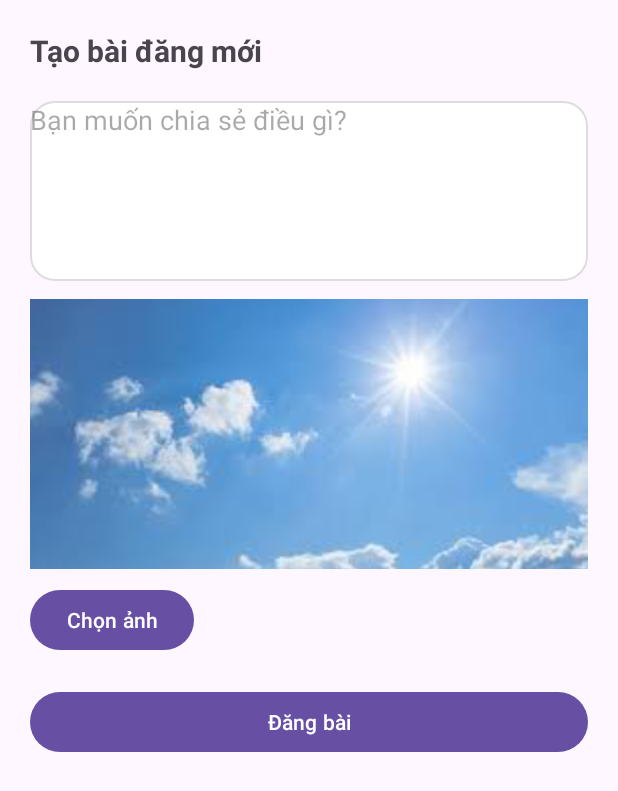
After one commit to PHai237/Android_BTL, an Android app: the NewPostActivity screen opened directly, with no data from a screen before it, on a phone screen of 412 x 824 dp. The commit adds this screen. Shown: the top 791 px of the screen. Run offline under Robolectric (Android 15) with nearby library versions, the light colour scheme and no system bars; our stand-ins replace Firebase (no records; nobody signed in at launch, a user with empty details on screens opened directly).

Commit message:
Working on NewPost Page

```diff
--- /dev/null
+++ b/ClubHub/app/src/main/java/com/example/clubhub/homepage/NewPostActivity.java
@@ -0,0 +1,109 @@
+package com.example.clubhub.homepage;
+
+import android.content.Intent;
+import android.net.Uri;
+import android.os.Bundle;
+import android.widget.Button;
+import android.widget.EditText;
+import android.widget.ImageView;
+import android.widget.Toast;
+
+import androidx.activity.EdgeToEdge;
+import androidx.appcompat.app.AppCompatActivity;
+import androidx.core.graphics.Insets;
+import androidx.core.view.ViewCompat;
+import androidx.core.view.WindowInsetsCompat;
+
+import com.example.clubhub.R;
+import com.google.firebase.firestore.FirebaseFirestore;
+import com.google.firebase.storage.FirebaseStorage;
+
+import java.util.Date;
+import java.util.HashMap;
+import java.util.Map;
+
+public class NewPostActivity extends AppCompatActivity {
+    private EditText etContent;
+    private ImageView imgPreview;
+    private Button btnChooseImg, btnPost;
+    private Uri imageUri = null;
+    private String email;
+
+    private static final int PICK_IMAGE = 1;
+
+    @Override
+    protected void onCreate(Bundle savedInstanceState) {
+        super.onCreate(savedInstanceState);
+        setContentView(R.layout.activity_new_post);
+
+        etContent = findViewById(R.id.et_content);
+        imgPreview = findViewById(R.id.img_preview);
+        btnChooseImg = findViewById(R.id.btn_choose_img);
+        btnPost = findViewById(R.id.btn_post);
+
+        email = getIntent().getStringExtra("email");
+
+        btnChooseImg.setOnClickListener(v -> {
+            Intent intent = new Intent(Intent.ACTION_PICK);
+            intent.setType("image/*");
+            startActivityForResult(intent, PICK_IMAGE);
+        });
+
+        btnPost.setOnClickListener(v -> {
+            String content = etContent.getText().toString().trim();
+            if (content.isEmpty()) {
+                etContent.setError("Vui lòng nhập nội dung");
+                return;
+            }
+            uploadPost(content, imageUri);
+        });
+    }
+
+    @Override
+    protected void onActivityResult(int requestCode, int resultCode, Intent data) {
+        super.onActivityResult(requestCode, resultCode, data);
+        if (requestCode == PICK_IMAGE && resultCode == RESULT_OK && data != null) {
+            imageUri = data.getData();
+            imgPreview.setImageURI(imageUri);
+        }
+    }
+
+    // Upload post lên Firestore (và Storage nếu có ảnh)
+    private void uploadPost(String content, Uri imageUri) {
+        FirebaseFirestore db = FirebaseFirestore.getInstance();
+        String postId = db.collection("posts").document().getId();
+
+        Map<String, Object> post = new HashMap<>();
+        post.put("postId", postId);
+        post.put("authorEmail", email);
+        post.put("content", content);
+        post.put("createdAt", new Date());
+
+        if (imageUri != null) {
+            // Lưu ảnh lên Firebase Storage, rồi lưu URL vào post
+            FirebaseStorage.getInstance().getReference("post_images/" + postId + ".jpg")
+                    .putFile(imageUri)
+                    .addOnSuccessListener(taskSnapshot ->
+                            taskSnapshot.getStorage().getDownloadUrl()
+                                    .addOnSuccessListener(uri -> {
+                                        post.put("imageUrl", uri.toString());
+                                        db.collection("posts").document(postId).set(post)
+                                                .addOnSuccessListener(aVoid -> {
+                                                    Toast.makeText(this, "Đăng bài thành công!", Toast.LENGTH_SHORT).show();
+                                                    finish();
+                                                });
+                                    }))
+                    .addOnFailureListener(e ->
+                            Toast.makeText(this, "Lỗi tải ảnh: " + e.getMessage(), Toast.LENGTH_SHORT).show());
+        } else {
+            post.put("imageUrl", "");
+            db.collection("posts").document(postId).set(post)
+                    .addOnSuccessListener(aVoid -> {
+                        Toast.makeText(this, "Đăng bài thành công!", Toast.LENGTH_SHORT).show();
+                        finish();
+                    })
+                    .addOnFailureListener(e ->
+                            Toast.makeText(this, "Lỗi đăng bài: " + e.getMessage(), Toast.LENGTH_SHORT).show());
+        }
+    }
+}
--- /dev/null
+++ b/ClubHub/app/src/main/res/drawable/rounded_edittext_bg.xml
@@ -0,0 +1,5 @@
+<shape xmlns:android="http://schemas.android.com/apk/res/android">
+    <solid android:color="#FFF"/>
+    <corners android:radius="16dp"/>
+    <stroke android:width="1dp" android:color="#DDD"/>
+</shape>
--- /dev/null
+++ b/ClubHub/app/src/main/res/layout/activity_new_post.xml
@@ -0,0 +1,43 @@
+<LinearLayout xmlns:android="http://schemas.android.com/apk/res/android"
+    android:orientation="vertical" android:layout_width="match_parent"
+    android:layout_height="match_parent" android:padding="20dp">
+
+    <TextView
+        android:layout_width="wrap_content"
+        android:layout_height="wrap_content"
+        android:text="Tạo bài đăng mới"
+        android:textSize="20sp"
+        android:textStyle="bold"
+        android:layout_marginBottom="20dp"/>
+
+    <EditText
+        android:id="@+id/et_content"
+        android:layout_width="match_parent"
+        android:layout_height="120dp"
+        android:hint="Bạn muốn chia sẻ điều gì?"
+        android:gravity="top"
+        android:background="@drawable/rounded_edittext_bg"/>
+
+    <ImageView
+        android:id="@+id/img_preview"
+        android:layout_width="match_parent"
+        android:layout_height="180dp"
+        android:layout_marginTop="12dp"
+        android:background="@android:color/darker_gray"
+        android:scaleType="centerCrop"
+        android:src="@drawable/sample_img_default"/>
+
+    <Button
+        android:id="@+id/btn_choose_img"
+        android:layout_width="wrap_content"
+        android:layout_height="wrap_content"
+        android:text="Chọn ảnh"
+        android:layout_marginTop="10dp"/>
+
+    <Button
+        android:id="@+id/btn_post"
+        android:layout_width="match_parent"
+        android:layout_height="48dp"
+        android:text="Đăng bài"
+        android:layout_marginTop="20dp"/>
+</LinearLayout>
```
Also changed, not shown: ClubHub/app/src/main/AndroidManifest.xml (+18 -8 lines), ClubHub/app/src/main/java/com/example/clubhub/homepage/HomePage.java (+18 -0 lines), ClubHub/app/src/main/res/layout/activity_home_page.xml (+8 -0 lines), ClubHub/app/src/main/res/drawable/ic_add.png (added).
